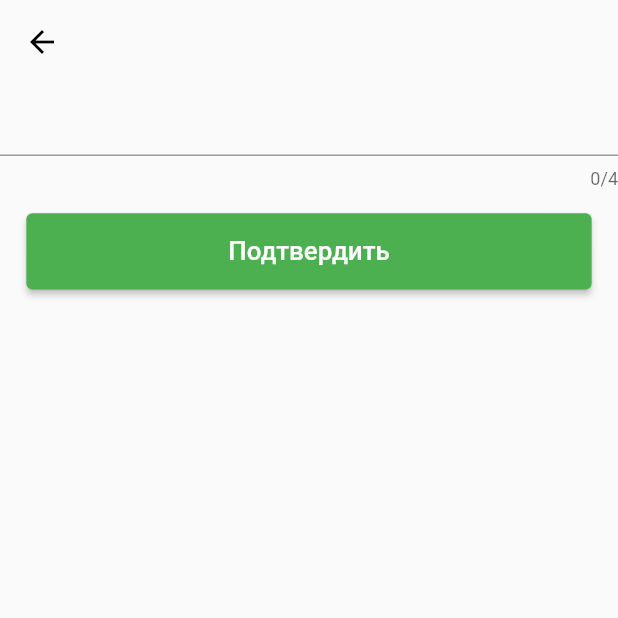
After one commit to sn1cka/diploma_flutter, a Flutter app: the ValidateScreen screen opened directly, after a tap on "Подтвердить", on a phone screen of 412 x 824 dp, the top half of it. The commit adds this screen. Run offline on Flutter 3.47's test engine with Material 2 defaults, Android fonts, the phone set to English and light mode, and no system bars; our stand-ins replace cached_network_image, carousel_slider, dio, flutter_screenutil, hive, hive_flutter and 2 more; accounts and stored records are empty; generated files the repository leaves out were written again; network calls fail.

Commit message:
Preview Ver

```diff
--- a/lib/models/api_caller.dart
+++ b/lib/api/api_caller.dart
@@ -1,6 +1,6 @@
 import 'package:dio/dio.dart';
 import 'package:flutter_app/api/company_model.dart';
-import 'package:flutter_app/models/tour_model.dart';
+import 'package:flutter_app/api/tour_model.dart';
 import 'package:retrofit/http.dart';
 
 part 'api_caller.g.dart';
@@ -14,7 +14,5 @@ abstract class RestClient {
 
   @GET('api/tours/{id}/feeds/')
   Future<List<TourFeed>> getFeedsByTour(@Path() int id);
-  //
-  // @POST('api/users/')
-  // Future<>
+
 }
--- a/lib/api/fake_data.dart
+++ b/lib/api/fake_data.dart
@@ -1,4 +1,4 @@
-import 'package:flutter_app/models/tour_model.dart';
+import 'package:flutter_app/api/tour_model.dart';
 
 import 'company_model.dart';
 
--- a/lib/components/main_screen_tours_widget.dart
+++ b/lib/components/main_screen_tours_widget.dart
@@ -1,6 +1,6 @@
 import 'package:carousel_slider/carousel_slider.dart';
 import 'package:flutter/material.dart';
-import 'package:flutter_app/models/tour_model.dart';
+import 'package:flutter_app/api/tour_model.dart';
 import 'package:flutter_app/components/stacked_image_with_text.dart';
 
 class MainScreenTourWidget extends StatelessWidget {
--- a/lib/components/stacked_image_with_text.dart
+++ b/lib/components/stacked_image_with_text.dart
@@ -1,6 +1,6 @@
 import 'package:flutter/material.dart';
 import 'package:flutter/widgets.dart';
-import 'package:flutter_app/models/tour_model.dart';
+import 'package:flutter_app/api/tour_model.dart';
 import 'package:flutter_screenutil/flutter_screenutil.dart';
 
 import 'image_with_progress.dart';
--- a/lib/screens/book_tour_screen.dart
+++ b/lib/screens/book_tour_screen.dart
@@ -1,9 +1,10 @@
 import 'package:carousel_slider/carousel_slider.dart';
 import 'package:flutter/material.dart';
 import 'package:flutter/widgets.dart';
+import 'package:flutter_app/api/fake_data.dart';
 import 'package:flutter_app/components/app_bar.dart';
 import 'package:flutter_app/components/image_with_progress.dart';
-import 'package:flutter_app/models/tour_model.dart';
+import 'package:flutter_app/api/tour_model.dart';
 import 'package:flutter_screenutil/flutter_screenutil.dart';
 import 'package:url_launcher/url_launcher.dart';
 
@@ -21,7 +22,7 @@ class BookTourScreen extends StatefulWidget {
 }
 
 class _BookTourScreenState extends State<BookTourScreen> {
-  var feeds = [];
+  var feeds = [FakeData.feed];
 
   @override
   Widget build(BuildContext context) {
--- a/lib/screens/detailed_screen.dart
+++ b/lib/screens/detailed_screen.dart
@@ -4,7 +4,7 @@ import 'package:carousel_slider/carousel_slider.dart';
 import 'package:flutter/cupertino.dart';
 import 'package:flutter/material.dart';
 import 'package:flutter/painting.dart';
-import 'package:flutter_app/models/tour_model.dart';
+import 'package:flutter_app/api/tour_model.dart';
 import 'package:flutter_app/components/app_bar.dart';
 import 'package:flutter_app/components/image_with_progress.dart';
 import 'package:flutter_app/screens/book_tour_screen.dart';
--- a/lib/screens/list_tour_screen.dart
+++ b/lib/screens/list_tour_screen.dart
@@ -1,7 +1,7 @@
 import 'package:flutter/cupertino.dart';
 import 'package:flutter/material.dart';
 import 'package:flutter/widgets.dart';
-import 'package:flutter_app/models/tour_model.dart';
+import 'package:flutter_app/api/tour_model.dart';
 import 'package:flutter_app/components/app_bar.dart';
 import 'package:flutter_app/components/stacked_image_with_text.dart';
 import 'package:flutter_app/screens/detailed_screen.dart';
--- /dev/null
+++ b/lib/screens/validate_screen.dart
@@ -0,0 +1,55 @@
+import 'package:flutter/cupertino.dart';
+import 'package:flutter/material.dart';
+import 'package:flutter/widgets.dart';
+import 'package:flutter_app/components/app_bar.dart';
+import 'package:flutter_app/main.dart';
+import 'package:flutter_app/screens/login_screen.dart';
+import 'package:flutter_screenutil/flutter_screenutil.dart';
+
+class ValidateScreen extends StatefulWidget {
+  ValidateScreen({Key? key}) : super(key: key);
+
+  final controller = TextEditingController();
+
+  @override
+  _ValidateScreenState createState() => _ValidateScreenState();
+}
+
+class _ValidateScreenState extends State<ValidateScreen> {
+  @override
+  Widget build(BuildContext context) {
+    return SafeArea(
+        child: Scaffold(
+      body: SingleChildScrollView(
+        child: Column(
+          crossAxisAlignment: CrossAxisAlignment.center,
+          mainAxisAlignment: MainAxisAlignment.center,
+          children: [
+            TransparentAppBar(),
+            TextField(
+              controller: widget.controller,
+              maxLength: 4,
+            ),
+            Padding(
+                padding: EdgeInsets.symmetric(vertical: 16.h, horizontal: 16.w),
+                child: SizedBox.fromSize(
+                  size: Size(1.sw, 50.h),
+                  child: (ElevatedButton(
+                    onPressed: () async {
+                      await Future.delayed(Duration(milliseconds: 1500));
+                      if (widget.controller.text == '5676') {
+                        openNewScreen(LoginScreen(), context, needReplace: true);
+                      } else {
+                        ScaffoldMessenger.of(context).showSnackBar(
+                            SnackBar(content: Text('Неверно введен код')));
+                      }
+                    },
+                    child: Text('Подтвердить'),
+                  )),
+                ))
+          ],
+        ),
+      ),
+    ));
+  }
+}
--- a/pubspec.yaml
+++ b/pubspec.yaml
@@ -34,6 +34,8 @@ dependencies:
   cached_network_image: ^3.0.0
   logger: ^1.0.0
   chopper: ^4.0.0
+  hive: ^2.0.4
+  hive_flutter: ^1.0.0
 
 
 dev_dependencies:
```
Also changed, not shown: lib/api/user_model.dart (added, +16 -0 lines), lib/components/search_tile.dart (added, +42 -0 lines), lib/main.dart (+89 -64 lines), lib/models/users_model.dart (deleted, +0 -21 lines), lib/screens/login_screen.dart (+17 -7 lines), lib/screens/main_screen.dart (+47 -10 lines), lib/screens/registration_screen.dart (+39 -16 lines), lib/screens/start_screen.dart (+3 -4 lines), lib/api/api_caller.g.dart (renamed from lib/models/api_caller.g.dart), lib/api/tour_model.dart (renamed from lib/models/tour_model.dart), lib/api/tour_model.g.dart (renamed from lib/models/tour_model.g.dart), lib/local_models/settings_model.dart (renamed from lib/models/settings_model.dart), pubspec.lock.
